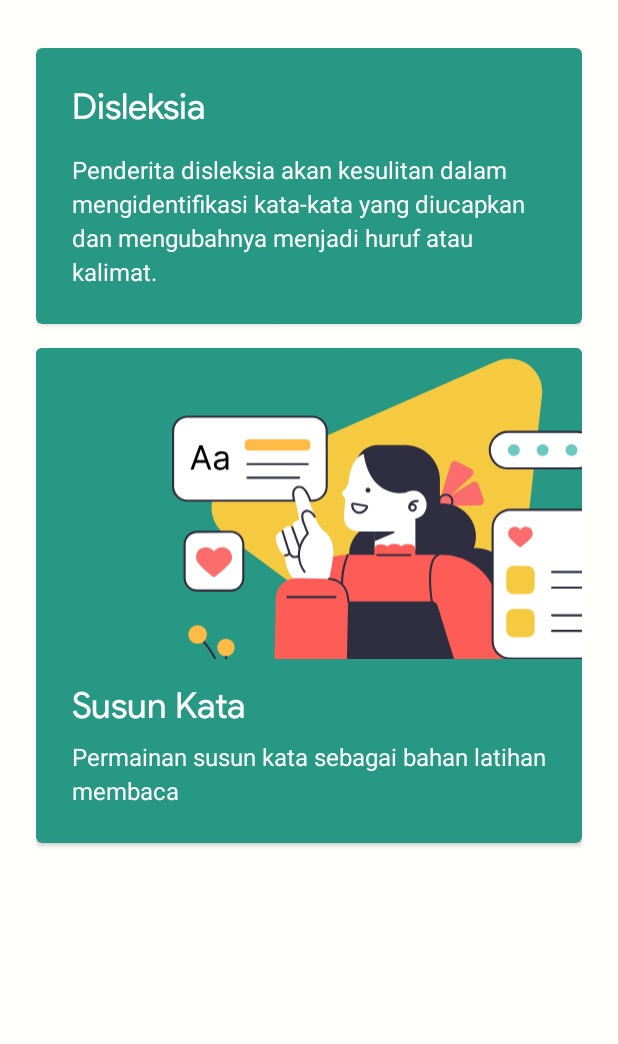
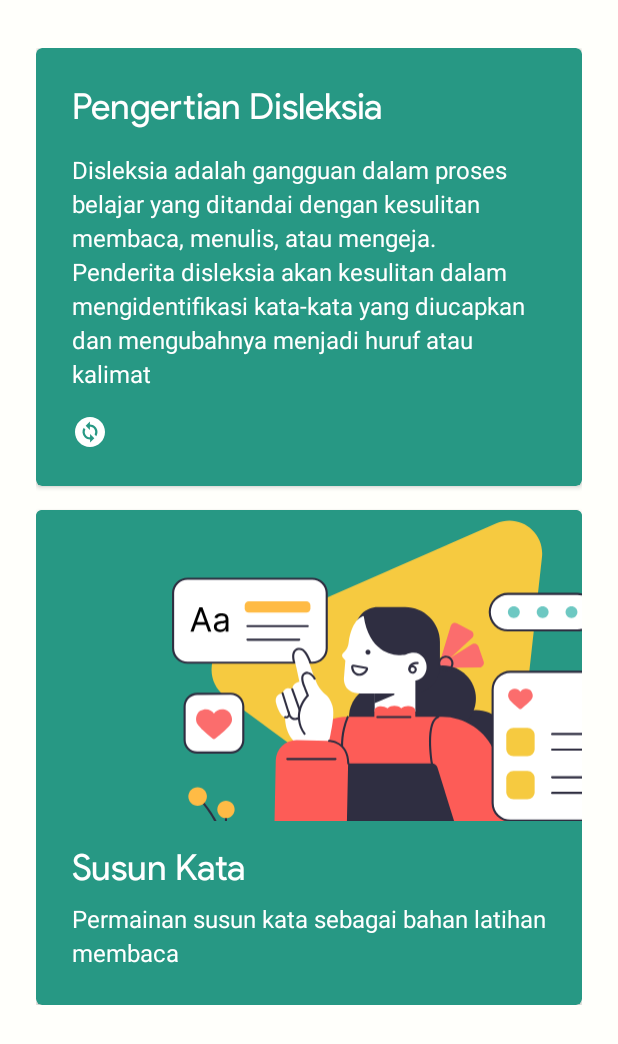
Before and after one commit to alpaca-id/alpaca-android, an Android app: the fragment EducationFragment shown on its own in the app's theme, on a phone screen of 412 x 824 dp. Shown: the top 1044 px of the screen. Run offline under Robolectric (Android 15) with nearby library versions, the phone set to English and light mode, and no system bars; our stand-ins replace Dagger/Hilt's generated code.

Commit message:
implement flashcard dynamic information

```diff
--- a/app/src/main/java/com/bangkit/alpaca/data/StoryRepository.kt
+++ b/app/src/main/java/com/bangkit/alpaca/data/StoryRepository.kt
@@ -1,7 +1,9 @@
 package com.bangkit.alpaca.data
 
 import com.bangkit.alpaca.data.local.room.StoryDao
+import com.bangkit.alpaca.model.Flashcard
 import com.bangkit.alpaca.model.Story
+import com.bangkit.alpaca.utils.DataDummy
 import com.bangkit.alpaca.utils.toStory
 import kotlinx.coroutines.flow.Flow
 import kotlinx.coroutines.flow.collect
@@ -26,4 +28,8 @@ class StoryRepository @Inject constructor(private val storyDao: StoryDao) {
             }
         }
     }
+
+    fun getAllFlashcardContent(): Flow<List<Flashcard>> = flow {
+        emit(DataDummy.provideFlashcard())
+    }
 }
--- /dev/null
+++ b/app/src/main/java/com/bangkit/alpaca/model/Flashcard.kt
@@ -0,0 +1,7 @@
+package com.bangkit.alpaca.model
+
+data class Flashcard(
+    val id: Int,
+    val title: String,
+    val message: String
+)
--- a/app/src/main/java/com/bangkit/alpaca/ui/education/EducationFragment.kt
+++ b/app/src/main/java/com/bangkit/alpaca/ui/education/EducationFragment.kt
@@ -5,12 +5,21 @@ import android.view.LayoutInflater
 import android.view.View
 import android.view.ViewGroup
 import androidx.fragment.app.Fragment
+import androidx.fragment.app.viewModels
 import com.bangkit.alpaca.databinding.FragmentEducationBinding
+import com.bangkit.alpaca.utils.animateVisibility
+import dagger.hilt.android.AndroidEntryPoint
+import kotlinx.coroutines.Runnable
+import java.util.*
+import kotlin.random.Random
 
+@AndroidEntryPoint
 class EducationFragment : Fragment() {
 
     private var _binding: FragmentEducationBinding? = null
     private val binding get() = _binding
+
+    private val viewModel: EducationViewModel by viewModels()
 
     override fun onCreateView(
         inflater: LayoutInflater, container: ViewGroup?,
@@ -19,4 +28,46 @@ class EducationFragment : Fragment() {
         _binding = FragmentEducationBinding.inflate(inflater, container, false)
         return binding?.root
     }
+
+    override fun onViewCreated(view: View, savedInstanceState: Bundle?) {
+        super.onViewCreated(view, savedInstanceState)
+
+        viewModel.flashcards.observe(viewLifecycleOwner) { flashcards ->
+
+            binding?.apply {
+                var index = 0
+                tvFlashcardTitle.text = flashcards[index].title
+                tvFlashcardMessage.text = flashcards[index].message
+
+                btnChange.setOnClickListener {
+                    index = if (index < flashcards.size - 1) index + 1 else 0
+
+                    binding?.apply {
+                        val duration = 400L
+                        tvFlashcardTitle.animateVisibility(false, duration)
+                        tvFlashcardMessage.animateVisibility(false, duration)
+
+                        Runnable {
+                            tvFlashcardTitle.text = flashcards[index].title
+                            tvFlashcardMessage.text = flashcards[index].message
+                            tvFlashcardTitle.animateVisibility(true, duration)
+                            tvFlashcardMessage.animateVisibility(true, duration)
+
+
+                        }.also {
+                            tvFlashcardTitle.postDelayed(it, duration)
+                        }
+                    }
+                }
+            }
+        }
+    }
+
+    override fun onDestroyView() {
+        super.onDestroyView()
+        _binding = null
+    }
+
+    private fun generateRandomIndex(maxValue: Int): Int =
+        Random(Calendar.getInstance().timeInMillis).nextInt(maxValue)
 }
--- /dev/null
+++ b/app/src/main/java/com/bangkit/alpaca/ui/education/EducationViewModel.kt
@@ -0,0 +1,17 @@
+package com.bangkit.alpaca.ui.education
+
+import androidx.lifecycle.LiveData
+import androidx.lifecycle.ViewModel
+import androidx.lifecycle.asLiveData
+import com.bangkit.alpaca.data.StoryRepository
+import com.bangkit.alpaca.model.Flashcard
+import dagger.hilt.android.lifecycle.HiltViewModel
+import javax.inject.Inject
+
+@HiltViewModel
+class EducationViewModel @Inject constructor(storyRepository: StoryRepository) :
+    ViewModel() {
+
+    val flashcards: LiveData<List<Flashcard>> =
+        storyRepository.getAllFlashcardContent().asLiveData()
+}
--- a/app/src/main/java/com/bangkit/alpaca/utils/DataDummy.kt
+++ b/app/src/main/java/com/bangkit/alpaca/utils/DataDummy.kt
@@ -1,5 +1,6 @@
 package com.bangkit.alpaca.utils
 
+import com.bangkit.alpaca.model.Flashcard
 import com.bangkit.alpaca.model.Story
 
 object DataDummy {
@@ -52,4 +53,36 @@ object DataDummy {
             createdAt = 1652862757053
         )
     )
+
+    fun provideFlashcard(): List<Flashcard> = listOf(
+        Flashcard(
+            id = 1,
+            title = "Pengertian Disleksia",
+            message = "Disleksia adalah gangguan dalam proses belajar yang ditandai dengan kesulitan membaca, menulis, atau mengeja. Penderita disleksia akan kesulitan dalam mengidentifikasi kata-kata yang diucapkan dan mengubahnya menjadi huruf atau kalimat"
+        ),
+        Flashcard(
+            id = 2,
+            title = "Disleksia Memengaruhi Kecerdasan?",
+            message = "Disleksia tergolong sebagai gangguan saraf pada bagian otak yang memproses bahasa. Kondisi ini dapat dialami oleh anak-anak atau orang dewasa. Meskipun disleksia menyebabkan kesulitan dalam belajar, penyakit ini tidak memengaruhi tingkat kecerdasan penderitanya."
+        ),
+        Flashcard(
+            id = 3,
+            title = "Penyebab Disleksia",
+            message = "Riwayat disleksia gangguan belajar lain pada keluarga, kelahiran prematur atau terlahir dengan berat badan rendah, paparan nikotin, alkohol, NAPZA, atau infeksi pada masa kehamilan."
+        ),
+        Flashcard(
+            id = 4,
+            title = "Kapan Harus ke Dokter?",
+            message = "Segera lakukan konsultasi ke dokter jika perkembangan kemampuan membaca dan menulis anak terlihat lambat, atau anak memperlihatkan gejala disleksia seperti yang telah disebutkan di atas. Jika tidak segera ditangani, kesulitan membaca yang ia alami dapat berlangsung hingga dewasa."
+        ),
+        Flashcard(
+            id = 5,
+            title = "Pengenalan Disleksia pada Anak",
+            message = "Beri semangat pada anak agar berani membaca\n" +
+                    "Bekerja sama dengan guru di sekolah\n" +
+                    "Bicara dengan anak tentang kondisinya\n" +
+                    "Batasi menonton televisi\n" +
+                    "Bergabung dengan support group"
+        )
+    )
 }
--- a/app/src/main/java/com/bangkit/alpaca/utils/Extensions.kt
+++ b/app/src/main/java/com/bangkit/alpaca/utils/Extensions.kt
@@ -1,18 +1,33 @@
 package com.bangkit.alpaca.utils
 
+import android.animation.ObjectAnimator
+import android.view.View
 import com.bangkit.alpaca.data.local.entity.StoryEntity
 import com.bangkit.alpaca.model.Story
 import java.text.DateFormat
 import java.util.*
 
 /**
- * Convert the Unix Timestamp to formatted String
+ * Convert the Unix Timestamp to formatted date in String
  *
  * @return String
  */
 fun Long.toFormattedString(): String {
     val date = Date(this)
     return DateFormat.getDateInstance(DateFormat.MEDIUM, Locale("id", "ID")).format(date)
+}
+
+/**
+ * Animate View's visibility by change the alpha value
+ *
+ * @param isVisible: Boolean
+ * @param duration: Long
+ */
+fun View.animateVisibility(isVisible: Boolean, duration: Long = 400) {
+    ObjectAnimator.ofFloat(this, View.ALPHA, if (isVisible) 1f else 0f).apply {
+        this.duration = duration
+        start()
+    }
 }
 
 /**
--- /dev/null
+++ b/app/src/main/res/drawable/ic_baseline_change_circle_24.xml
@@ -0,0 +1,10 @@
+<vector xmlns:android="http://schemas.android.com/apk/res/android"
+    android:width="24dp"
+    android:height="24dp"
+    android:tint="#000000"
+    android:viewportWidth="24"
+    android:viewportHeight="24">
+    <path
+        android:fillColor="@android:color/white"
+        android:pathData="M12,2C6.48,2 2,6.48 2,12c0,5.52 4.48,10 10,10s10,-4.48 10,-10C22,6.48 17.52,2 12,2zM12.06,19v-2.01c-0.02,0 -0.04,0 -0.06,0c-1.28,0 -2.56,-0.49 -3.54,-1.46c-1.71,-1.71 -1.92,-4.35 -0.64,-6.29l1.1,1.1c-0.71,1.33 -0.53,3.01 0.59,4.13c0.7,0.7 1.62,1.03 2.54,1.01v-2.14l2.83,2.83L12.06,19zM16.17,14.76l-1.1,-1.1c0.71,-1.33 0.53,-3.01 -0.59,-4.13C13.79,8.84 12.9,8.5 12,8.5c-0.02,0 -0.04,0 -0.06,0v2.15L9.11,7.83L11.94,5v2.02c1.3,-0.02 2.61,0.45 3.6,1.45C17.24,10.17 17.45,12.82 16.17,14.76z" />
+</vector>
--- a/app/src/main/res/layout/fragment_education.xml
+++ b/app/src/main/res/layout/fragment_education.xml
@@ -1,17 +1,22 @@
 <?xml version="1.0" encoding="utf-8"?>
-<androidx.constraintlayout.widget.ConstraintLayout xmlns:android="http://schemas.android.com/apk/res/android"
+<ScrollView xmlns:android="http://schemas.android.com/apk/res/android"
     xmlns:app="http://schemas.android.com/apk/res-auto"
     xmlns:tools="http://schemas.android.com/tools"
     android:layout_width="match_parent"
     android:layout_height="match_parent"
     android:paddingHorizontal="24dp"
-    android:paddingTop="32dp"
+    android:paddingVertical="32dp"
     tools:context=".ui.education.EducationFragment">
+
+    <androidx.constraintlayout.widget.ConstraintLayout
+        android:layout_width="match_parent"
+        android:layout_height="wrap_content">
 
         <androidx.cardview.widget.CardView
             android:id="@+id/card_flashcard"
             android:layout_width="match_parent"
             android:layout_height="wrap_content"
+            android:animateLayoutChanges="true"
             app:cardBackgroundColor="@color/green_700"
             app:cardCornerRadius="4dp"
             app:layout_constraintEnd_toEndOf="parent"
@@ -21,10 +26,12 @@
             <LinearLayout
                 android:layout_width="match_parent"
                 android:layout_height="wrap_content"
+                android:animateLayoutChanges="true"
                 android:orientation="vertical"
                 android:padding="24dp">
 
                 <TextView
+                    android:id="@+id/tv_flashcard_title"
                     style="@style/Theme.Alpaca.Text.Headline.Small"
                     android:layout_width="wrap_content"
                     android:layout_height="wrap_content"
@@ -32,12 +39,22 @@
                     android:textColor="@color/white" />
 
                 <TextView
+                    android:id="@+id/tv_flashcard_message"
                     style="@style/Theme.Alpaca.Text.Body.Large"
                     android:layout_width="match_parent"
                     android:layout_height="wrap_content"
                     android:layout_marginTop="16dp"
                     android:text="@string/dummy_flashcard_body"
                     android:textColor="@color/white" />
+
+                <ImageView
+                    android:id="@+id/btn_change"
+                    android:layout_width="24dp"
+                    android:layout_height="24dp"
+                    android:layout_marginTop="16dp"
+                    android:contentDescription="@string/switch_information"
+                    android:src="@drawable/ic_baseline_change_circle_24"
+                    app:tint="@color/white" />
 
             </LinearLayout>
 
@@ -93,3 +110,5 @@
         </androidx.cardview.widget.CardView>
 
     </androidx.constraintlayout.widget.ConstraintLayout>
+
+</ScrollView>
--- a/app/src/main/res/values/strings.xml
+++ b/app/src/main/res/values/strings.xml
@@ -71,5 +71,6 @@
     <string name="about_apps">Tentang Aplikasi</string>
     <string name="privacy_terms">Ketentuan Privasi</string>
     <string name="user_terms">Ketentuan Pengguna</string>
+    <string name="switch_information">Ganti informasi</string>
 
 </resources>
```
Lines whose indentation alone changed are shown as unchanged.
